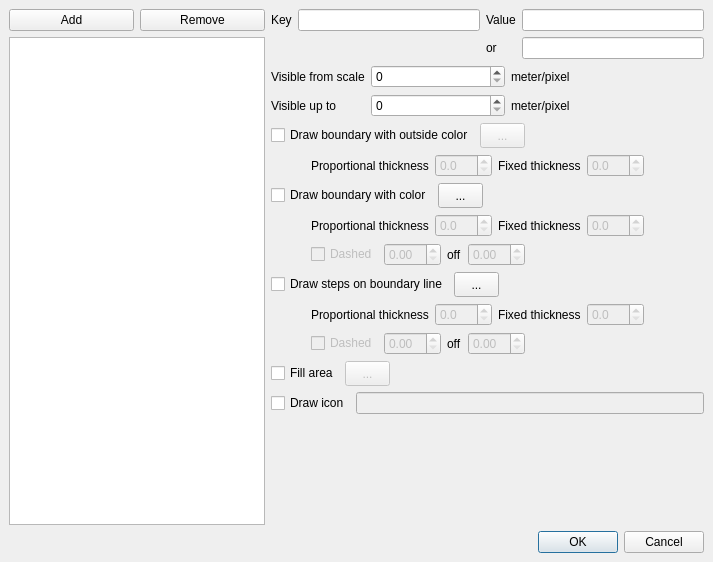
openstreetmap/merkaartor, file PaintStyle/PaintStyleEditor.ui: the form before one commit.
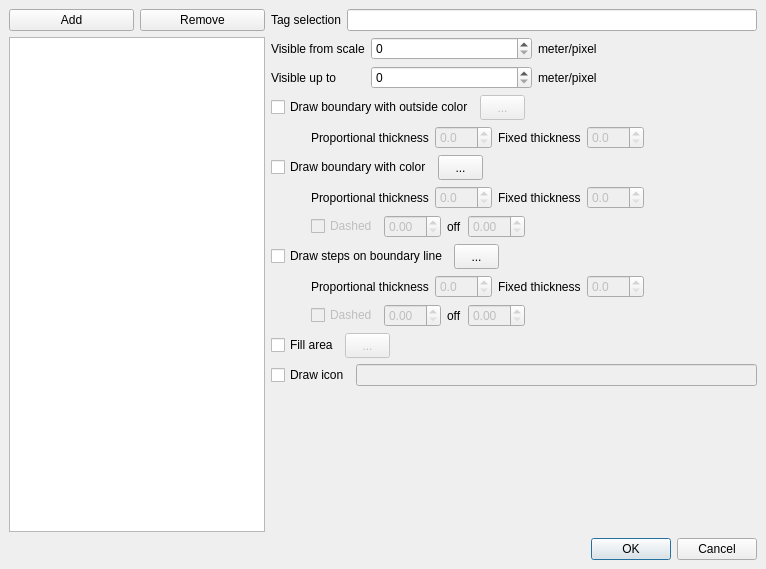
The form after the commit.

Commit message: ADD : improved tag selection mechanism -> references #754, #755

The edit to the form file:
```diff
--- a/PaintStyle/PaintStyleEditor.ui
+++ b/PaintStyle/PaintStyleEditor.ui
@@ -5,8 +5,8 @@
    <rect>
     <x>0</x>
     <y>0</y>
-    <width>713</width>
-    <height>562</height>
+    <width>766</width>
+    <height>569</height>
    </rect>
   </property>
   <property name="windowTitle" >
@@ -147,32 +147,12 @@
          <item row="0" column="0" >
           <widget class="QLabel" name="label" >
            <property name="text" >
-            <string>Key</string>
-           </property>
-          </widget>
-         </item>
-         <item row="1" column="3" >
-          <widget class="QLineEdit" name="Value2" />
-         </item>
-         <item row="0" column="2" >
-          <widget class="QLabel" name="label_2" >
-           <property name="text" >
-            <string>Value</string>
+            <string>Tag selection</string>
            </property>
           </widget>
          </item>
          <item row="0" column="1" >
-          <widget class="QLineEdit" name="Key" />
-         </item>
-         <item row="0" column="3" >
-          <widget class="QLineEdit" name="Value1" />
-         </item>
-         <item row="1" column="2" >
-          <widget class="QLabel" name="label_3" >
-           <property name="text" >
-            <string>or</string>
-           </property>
-          </widget>
+          <widget class="QLineEdit" name="TagSelection" />
          </item>
         </layout>
        </item>
```
Left out of the diff: 4 changed lines with no effect on the pictures. The commit also changes 10 other files.
